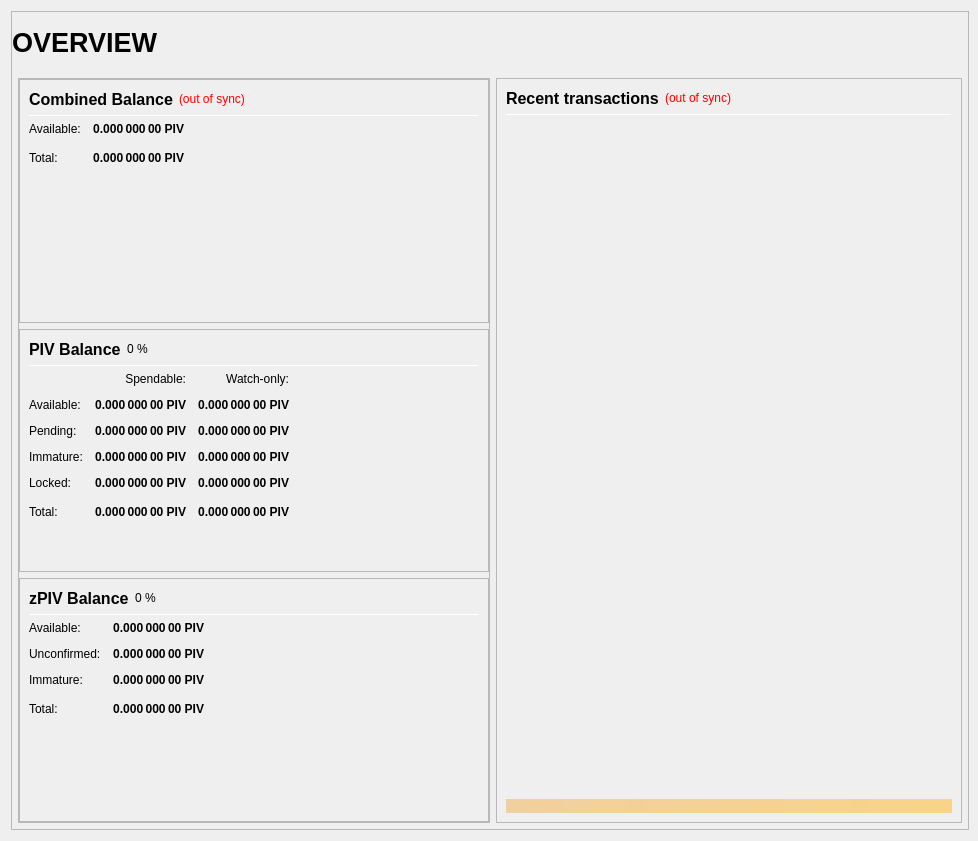
This is src/qt/forms/overviewpage.ui in Samsufi/GAL as Qt 5 draws it before an edit. The edited form follows.
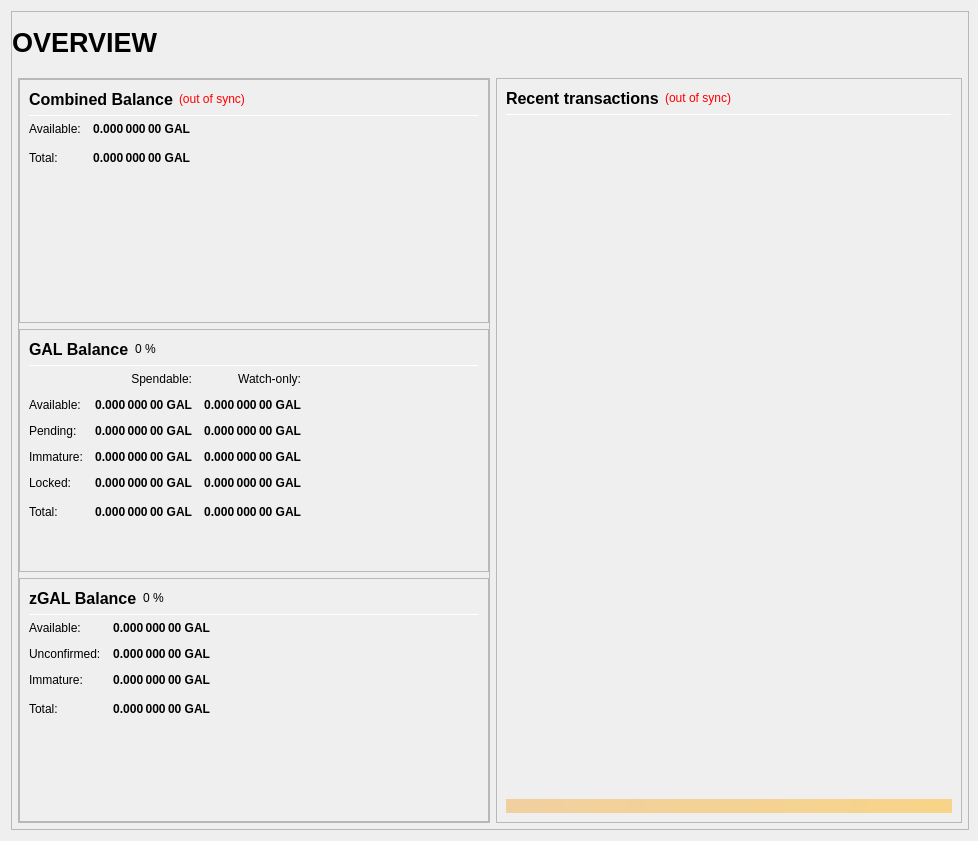
This is the edited form.

```diff
--- a/src/qt/forms/overviewpage.ui
+++ b/src/qt/forms/overviewpage.ui
@@ -333,7 +333,7 @@
                           <string>Your current spendable balance</string>
                          </property>
                          <property name="text">
-                          <string notr="true">0.000 000 00 PIV</string>
+                          <string notr="true">0.000 000 00 GAL</string>
                          </property>
                          <property name="alignment">
                           <set>Qt::AlignRight|Qt::AlignTrailing|Qt::AlignVCenter</set>
@@ -365,7 +365,7 @@
                           <string>Total Balance, including all unavailable coins.</string>
                          </property>
                          <property name="text">
-                          <string notr="true">0.000 000 00 PIV</string>
+                          <string notr="true">0.000 000 00 GAL</string>
                          </property>
                          <property name="alignment">
                           <set>Qt::AlignRight|Qt::AlignTrailing|Qt::AlignVCenter</set>
@@ -433,7 +433,7 @@
                           </font>
                          </property>
                          <property name="text">
-                          <string>PIV Balance</string>
+                          <string>GAL Balance</string>
                          </property>
                         </widget>
                        </item>
@@ -525,7 +525,7 @@
                           <string>Your current spendable balance</string>
                          </property>
                          <property name="text">
-                          <string notr="true">0.000 000 00 PIV</string>
+                          <string notr="true">0.000 000 00 GAL</string>
                          </property>
                          <property name="alignment">
                           <set>Qt::AlignRight|Qt::AlignTrailing|Qt::AlignVCenter</set>
@@ -550,7 +550,7 @@
                           <string>Your current balance in watch-only addresses</string>
                          </property>
                          <property name="text">
-                          <string notr="true">0.000 000 00 PIV</string>
+                          <string notr="true">0.000 000 00 GAL</string>
                          </property>
                          <property name="alignment">
                           <set>Qt::AlignRight|Qt::AlignTrailing|Qt::AlignVCenter</set>
@@ -582,7 +582,7 @@
                           <string>Total of transactions that have yet to be confirmed, and do not yet count toward the spendable balance</string>
                          </property>
                          <property name="text">
-                          <string notr="true">0.000 000 00 PIV</string>
+                          <string notr="true">0.000 000 00 GAL</string>
                          </property>
                          <property name="alignment">
                           <set>Qt::AlignRight|Qt::AlignTrailing|Qt::AlignVCenter</set>
@@ -607,7 +607,7 @@
                           <string>Unconfirmed transactions to watch-only addresses</string>
                          </property>
                          <property name="text">
-                          <string notr="true">0.000 000 00 PIV</string>
+                          <string notr="true">0.000 000 00 GAL</string>
                          </property>
                          <property name="alignment">
                           <set>Qt::AlignRight|Qt::AlignTrailing|Qt::AlignVCenter</set>
@@ -639,7 +639,7 @@
                           <string>Staked or masternode rewards that has not yet matured</string>
                          </property>
                          <property name="text">
-                          <string notr="true">0.000 000 00 PIV</string>
+                          <string notr="true">0.000 000 00 GAL</string>
                          </property>
                          <property name="alignment">
                           <set>Qt::AlignRight|Qt::AlignTrailing|Qt::AlignVCenter</set>
@@ -664,7 +664,7 @@
                           <string>Staked or masternode rewards in watch-only addresses that has not yet matured</string>
                          </property>
                          <property name="text">
-                          <string notr="true">0.000 000 00 PIV</string>
+                          <string notr="true">0.000 000 00 GAL</string>
                          </property>
                          <property name="alignment">
                           <set>Qt::AlignRight|Qt::AlignTrailing|Qt::AlignVCenter</set>
@@ -699,7 +699,7 @@
                           <string>Locked PIV or Masternode collaterals. These are excluded from zPIV minting.</string>
                          </property>
                          <property name="text">
-                          <string notr="true">0.000 000 00 PIV</string>
+                          <string notr="true">0.000 000 00 GAL</string>
                          </property>
                          <property name="alignment">
                           <set>Qt::AlignRight|Qt::AlignTrailing|Qt::AlignVCenter</set>
@@ -724,7 +724,7 @@
                           <string>Current locked balance in watch-only addresses</string>
                          </property>
                          <property name="text">
-                          <string notr="true">0.000 000 00 PIV</string>
+                          <string notr="true">0.000 000 00 GAL</string>
                          </property>
                          <property name="alignment">
                           <set>Qt::AlignRight|Qt::AlignTrailing|Qt::AlignVCenter</set>
@@ -759,7 +759,7 @@
                           <string>Your current PIVX balance, unconfirmed and immature transactions included</string>
                          </property>
                          <property name="text">
-                          <string notr="true">0.000 000 00 PIV</string>
+                          <string notr="true">0.000 000 00 GAL</string>
                          </property>
                          <property name="alignment">
                           <set>Qt::AlignRight|Qt::AlignTrailing|Qt::AlignVCenter</set>
@@ -784,7 +784,7 @@
                           <string>Current total balance in watch-only addresses</string>
                          </property>
                          <property name="text">
-                          <string notr="true">0.000 000 00 PIV</string>
+                          <string notr="true">0.000 000 00 GAL</string>
                          </property>
                          <property name="alignment">
                           <set>Qt::AlignRight|Qt::AlignTrailing|Qt::AlignVCenter</set>
@@ -852,7 +852,7 @@
                           </font>
                          </property>
                          <property name="text">
-                          <string>zPIV Balance</string>
+                          <string>zGAL Balance</string>
                          </property>
                         </widget>
                        </item>
@@ -926,7 +926,7 @@
 These zPIV are spendable.</string>
                          </property>
                          <property name="text">
-                          <string notr="true">0.000 000 00 PIV</string>
+                          <string notr="true">0.000 000 00 GAL</string>
                          </property>
                          <property name="alignment">
                           <set>Qt::AlignRight|Qt::AlignTrailing|Qt::AlignVCenter</set>
@@ -957,7 +957,7 @@
 Immature: confirmed, but less than 1 mint of the same denomination after it was minted</string>
                          </property>
                          <property name="text">
-                          <string notr="true">0.000 000 00 PIV</string>
+                          <string notr="true">0.000 000 00 GAL</string>
                          </property>
                          <property name="alignment">
                           <set>Qt::AlignRight|Qt::AlignTrailing|Qt::AlignVCenter</set>
@@ -988,7 +988,7 @@
 Immature: confirmed, but less than 1 mint of the same denomination after it was minted</string>
                          </property>
                          <property name="text">
-                          <string notr="true">0.000 000 00 PIV</string>
+                          <string notr="true">0.000 000 00 GAL</string>
                          </property>
                          <property name="alignment">
                           <set>Qt::AlignRight|Qt::AlignTrailing|Qt::AlignVCenter</set>
@@ -1020,7 +1020,7 @@
                           <string>Your current zPIV balance, unconfirmed and immature zPIV included.</string>
                          </property>
                          <property name="text">
-                          <string notr="true">0.000 000 00 PIV</string>
+                          <string notr="true">0.000 000 00 GAL</string>
                          </property>
                          <property name="alignment">
                           <set>Qt::AlignRight|Qt::AlignTrailing|Qt::AlignVCenter</set>
```
Left out of the diff: 24 changed lines with no effect on the pictures.
